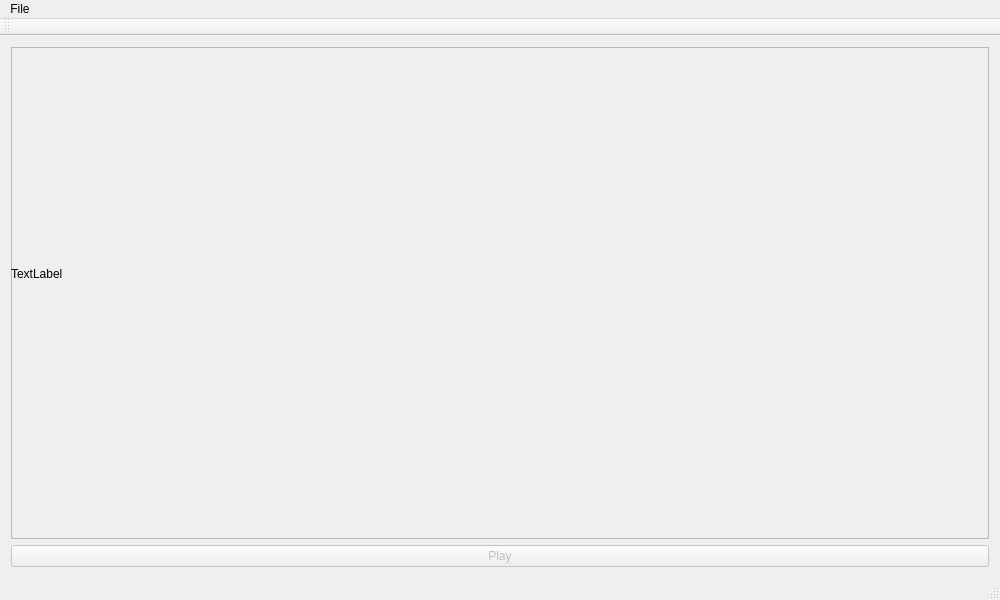
kri5/vlmc-test, file TinyPlayer/mainwindow.ui: the form before one commit.
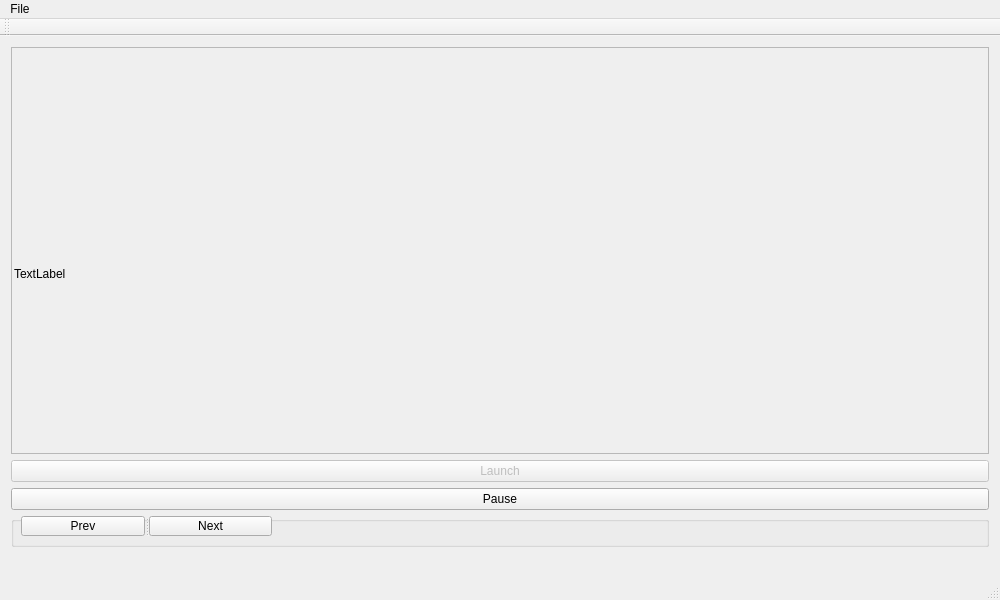
The form after the commit.

Commit message: added simple seeking

What changed in the file:
```diff
--- a/TinyPlayer/mainwindow.ui
+++ b/TinyPlayer/mainwindow.ui
@@ -14,9 +14,21 @@
    <string>MainWindow</string>
   </property>
   <widget class="QWidget" name="centralWidget">
+   <property name="sizePolicy">
+    <sizepolicy hsizetype="Expanding" vsizetype="Expanding">
+     <horstretch>0</horstretch>
+     <verstretch>0</verstretch>
+    </sizepolicy>
+   </property>
    <layout class="QVBoxLayout" name="verticalLayout">
     <item>
      <widget class="QFrame" name="frameVideo">
+      <property name="sizePolicy">
+       <sizepolicy hsizetype="Expanding" vsizetype="Expanding">
+        <horstretch>0</horstretch>
+        <verstretch>0</verstretch>
+       </sizepolicy>
+      </property>
       <property name="frameShape">
        <enum>QFrame::StyledPanel</enum>
       </property>
@@ -26,14 +38,14 @@
       <widget class="QLabel" name="VideoLabel">
        <property name="geometry">
         <rect>
-         <x>0</x>
+         <x>3</x>
          <y>0</y>
-         <width>854</width>
+         <width>851</width>
          <height>453</height>
         </rect>
        </property>
        <property name="sizePolicy">
-        <sizepolicy hsizetype="Preferred" vsizetype="Preferred">
+        <sizepolicy hsizetype="Expanding" vsizetype="Fixed">
          <horstretch>0</horstretch>
          <verstretch>0</verstretch>
         </sizepolicy>
@@ -52,8 +64,97 @@
       <property name="enabled">
        <bool>false</bool>
       </property>
+      <property name="sizePolicy">
+       <sizepolicy hsizetype="Preferred" vsizetype="Preferred">
+        <horstretch>0</horstretch>
+        <verstretch>0</verstretch>
+       </sizepolicy>
+      </property>
       <property name="text">
-       <string>Play</string>
+       <string>Launch</string>
+      </property>
+     </widget>
+    </item>
+    <item>
+     <widget class="QPushButton" name="pushButtonPlayPause">
+      <property name="sizePolicy">
+       <sizepolicy hsizetype="Preferred" vsizetype="Fixed">
+        <horstretch>0</horstretch>
+        <verstretch>0</verstretch>
+       </sizepolicy>
+      </property>
+      <property name="text">
+       <string>Pause</string>
+      </property>
+     </widget>
+    </item>
+    <item>
+     <widget class="QGroupBox" name="groupBoxPrevNext">
+      <property name="sizePolicy">
+       <sizepolicy hsizetype="Minimum" vsizetype="Minimum">
+        <horstretch>0</horstretch>
+        <verstretch>0</verstretch>
+       </sizepolicy>
+      </property>
+      <property name="title">
+       <string/>
+      </property>
+      <property name="flat">
+       <bool>true</bool>
+      </property>
+      <widget class="QSplitter" name="splitter">
+       <property name="geometry">
+        <rect>
+         <x>10</x>
+         <y>0</y>
+         <width>251</width>
+         <height>20</height>
+        </rect>
+       </property>
+       <property name="sizePolicy">
+        <sizepolicy hsizetype="Expanding" vsizetype="Maximum">
+         <horstretch>0</horstretch>
+         <verstretch>0</verstretch>
+        </sizepolicy>
+       </property>
+       <property name="orientation">
+        <enum>Qt::Horizontal</enum>
+       </property>
+       <widget class="QPushButton" name="pushButtonPrevious">
+        <property name="sizePolicy">
+         <sizepolicy hsizetype="Fixed" vsizetype="Fixed">
+          <horstretch>0</horstretch>
+          <verstretch>0</verstretch>
+         </sizepolicy>
+        </property>
+        <property name="text">
+         <string>Prev</string>
+        </property>
+       </widget>
+       <widget class="QPushButton" name="pushButtonNext">
+        <property name="sizePolicy">
+         <sizepolicy hsizetype="Fixed" vsizetype="Fixed">
+          <horstretch>0</horstretch>
+          <verstretch>0</verstretch>
+         </sizepolicy>
+        </property>
+        <property name="text">
+         <string>Next</string>
+        </property>
+       </widget>
+      </widget>
+     </widget>
+    </item>
+    <item>
+     <widget class="QLabel" name="labelTime">
+      <property name="sizePolicy">
+       <sizepolicy hsizetype="Preferred" vsizetype="Fixed">
+        <horstretch>0</horstretch>
+        <verstretch>0</verstretch>
+       </sizepolicy>
+      </property>
+      <property name="text">
+       <string/>
       </property>
      </widget>
     </item>
```
Left out of the diff: 4 changed lines with no effect on the pictures. The commit also changes 2 other files.
